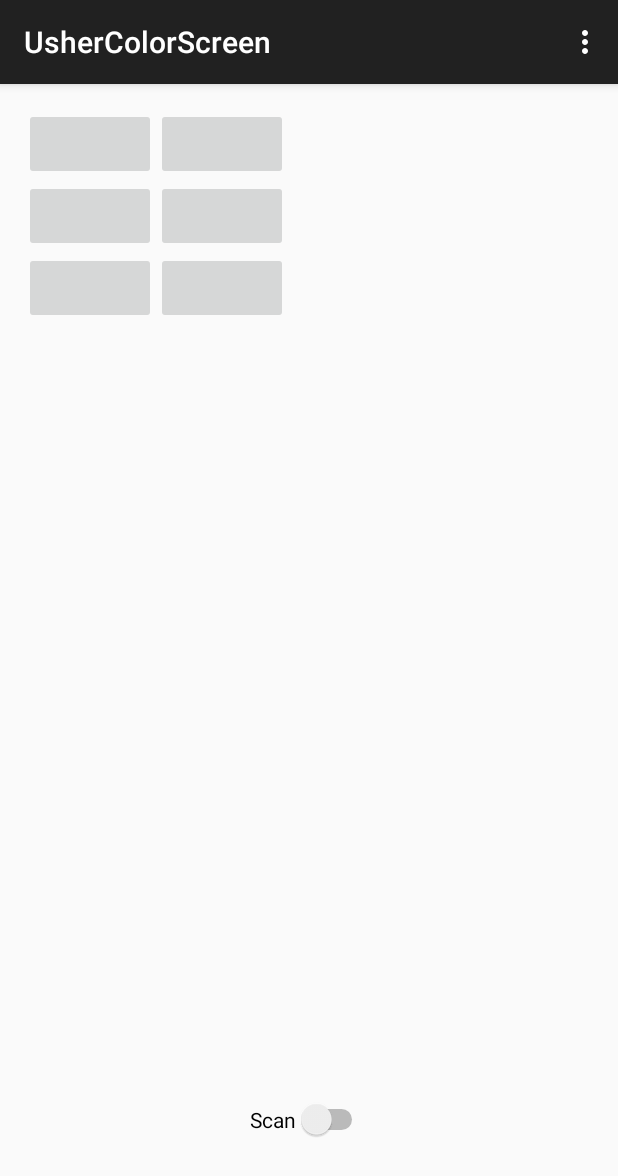
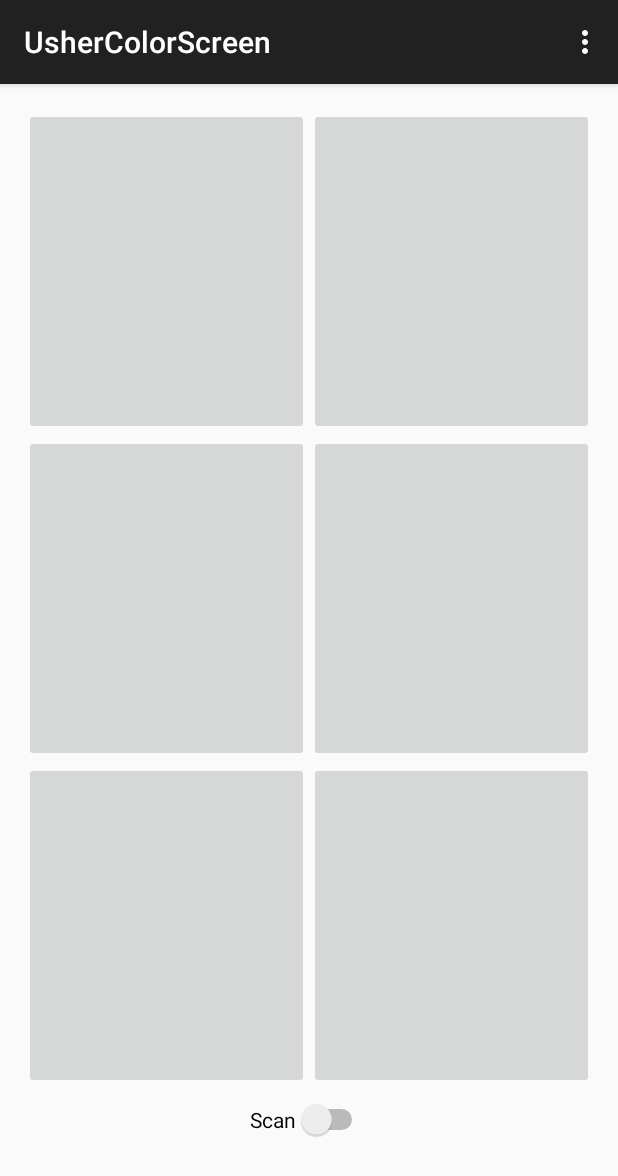
Before and after one commit to Rbdall/EntryApp, an Android app: the UsherColorScreen screen opened directly, with no data from a screen before it, on a phone screen of 412 x 824 dp. Shown: the top 1176 px of the screen. Run offline under Robolectric (Android 15) with nearby library versions, the phone set to English and light mode, and no system bars.

Commit message:
Usher color screen full version

```diff
--- a/EntryApp/app/src/main/res/layout/activity_usher_color_screen.xml
+++ b/EntryApp/app/src/main/res/layout/activity_usher_color_screen.xml
@@ -6,18 +6,22 @@
     android:paddingBottom="@dimen/activity_vertical_margin"
     tools:context="com.mycompany.EntryApp.UsherColorScreen">
 
-    <TableLayout
+<!--    <TableLayout
         android:layout_width="fill_parent"
-        android:layout_height="fill_parent" android:layout_above="@+id/ScanSwitch">
+        android:layout_height="fill_parent" android:layout_above="@+id/ScanSwitch"
+        android:layout_gravity="center_horizontal">
         <TableRow android:id="@+id/FirstRow"
                   android:layout_height="match_parent"
-                  android:layout_width="fill_parent">
+                  android:layout_width="fill_parent"
+            android:layout_gravity="center_horizontal">
             <Button
                 android:layout_width="wrap_content"
+                android:layout_gravity="center_horizontal"
                 android:layout_height="wrap_content"
                 android:id="@+id/UsherButton1"/>
             <Button
                 android:layout_width="wrap_content"
+                android:layout_gravity="center_horizontal"
                 android:layout_height="wrap_content"
                 android:id="@+id/UsherButton2"/>
 
@@ -32,7 +36,7 @@
             <Button
                 android:layout_width="wrap_content"
                 android:layout_height="wrap_content"
-                android:id="@+id/UsherButton4"/>
+                android:id="@+id/UsherButton4" />
 
         </TableRow>
         <TableRow android:id="@+id/ThirdRow"
@@ -49,7 +53,33 @@
 
         </TableRow>
 
-    </TableLayout>
+    </TableLayout> -->
+
+    <LinearLayout
+        xmlns:android="http://schemas.android.com/apk/res/android"
+        android:orientation="vertical"
+        android:layout_width="match_parent"
+        android:layout_height="match_parent"
+        android:layout_above="@+id/ScanSwitch">
+        <LinearLayout
+            android:id="@+id/wrapper"
+            android:layout_width="fill_parent" android:weightSum="1"
+            android:orientation="vertical" android:layout_height="fill_parent">
+            <LinearLayout android:id="@+id/LinearLayout02" android:layout_width="match_parent" android:layout_weight="0.33" android:layout_height="0dp">
+                <Button android:id="@+id/UsherButton1" android:layout_width="0dp" android:layout_weight="1" android:layout_height="fill_parent"></Button>
+                <Button android:id="@+id/UsherButton2" android:layout_width="0dp" android:layout_weight="1" android:layout_height="fill_parent"></Button>
+            </LinearLayout>
+            <LinearLayout android:id="@+id/LinearLayout01" android:layout_width="match_parent" android:layout_weight="0.33" android:layout_height="0dp">
+                <Button android:id="@+id/UsherButton3" android:layout_width="0dp" android:layout_weight="1" android:layout_height="fill_parent"></Button>
+                <Button android:id="@+id/UsherButton4" android:layout_width="0dp" android:layout_weight="1" android:layout_height="fill_parent"></Button>
+            </LinearLayout>
+            <LinearLayout android:id="@+id/linearLayout1" android:layout_width="match_parent" android:layout_weight="0.33" android:layout_height="0dp">
+                <Button android:id="@+id/UsherButton5" android:layout_weight="1" android:layout_width="0dp" android:layout_height="fill_parent"></Button>
+                <Button android:id="@+id/UsherButton6" android:layout_weight="1" android:layout_width="0dp" android:layout_height="fill_parent"></Button>
+            </LinearLayout>
+        </LinearLayout>
+    </LinearLayout>
+
     <ProgressBar
         android:layout_width="wrap_content"
         android:layout_height="wrap_content"
```
